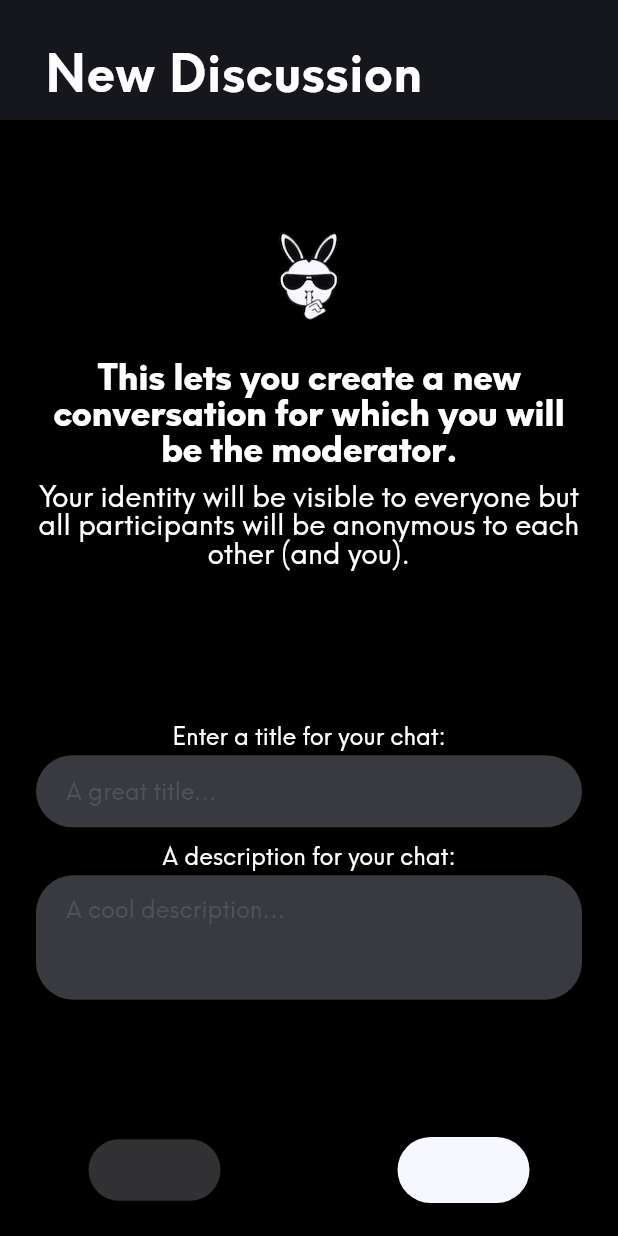
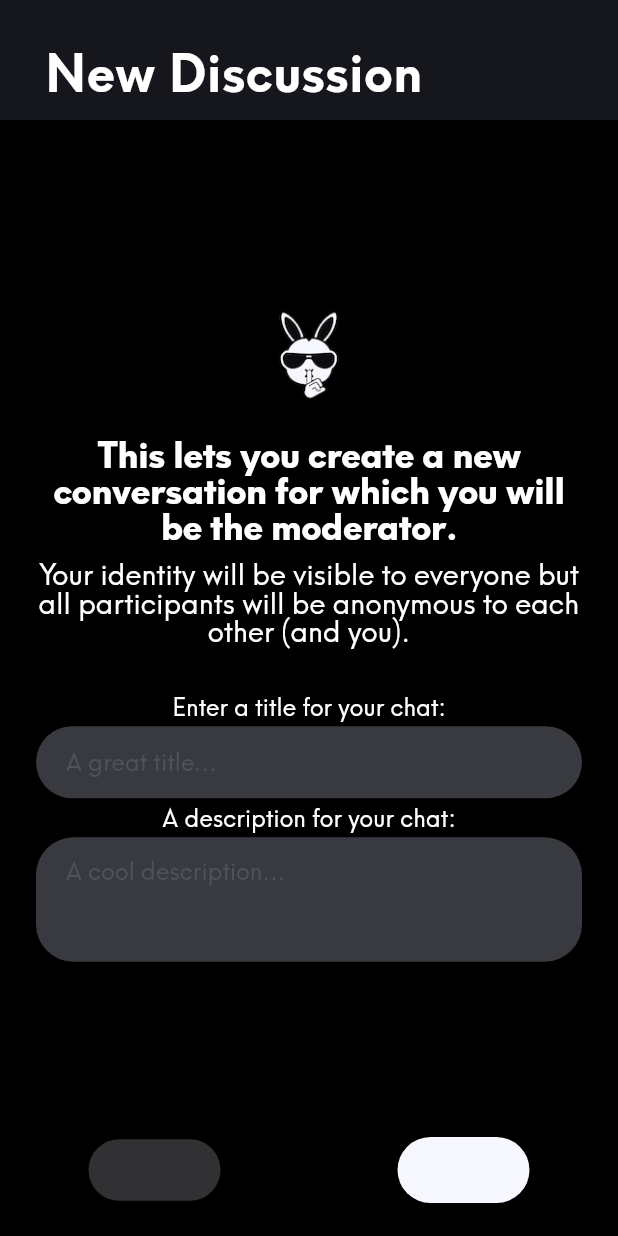
Before and after one commit to nedrocks/delphis_app, a Flutter app: the TitleDescriptionPage screen opened directly with empty values, on a phone screen of 412 x 824 dp. Run offline on Flutter 3.47's test engine with Material 2 defaults, Android fonts, the phone set to English and light mode, and no system bars; our stand-ins replace bloc, equatable, file_picker, flutter_bloc, flutter_cache_manager, flutter_secure_storage and 11 more; missing offline and left inert: apple_sign_in, back_button_interceptor, flutter_segment, video_thumbnail; accounts and stored records are empty; generated files the repository leaves out were written again; statements that could not run were skipped.

Commit message:
Minor layout adjustments

```diff
--- a/lib/screens/upsert_discussion/pages/base_page_widget.dart
+++ b/lib/screens/upsert_discussion/pages/base_page_widget.dart
@@ -1,6 +1,5 @@
 import 'package:delphis_app/design/colors.dart';
 import 'package:delphis_app/design/sizes.dart';
-import 'package:delphis_app/design/text_theme.dart';
 import 'package:delphis_app/screens/home_page/home_page_topbar.dart';
 import 'package:flutter/material.dart';
 import 'package:intl/intl.dart';
--- a/lib/screens/upsert_discussion/pages/title_description_page.dart
+++ b/lib/screens/upsert_discussion/pages/title_description_page.dart
@@ -55,6 +55,7 @@ class _TitleDescriptionPageState extends State<TitleDescriptionPage> {
   Widget build(BuildContext context) {
     final height = MediaQuery.of(context).size.height;
     return Scaffold(
+      resizeToAvoidBottomInset: true,
       body: SingleChildScrollView(
         child: Container(
           color: Colors.black,
@@ -71,10 +72,6 @@ class _TitleDescriptionPageState extends State<TitleDescriptionPage> {
             contents: Expanded(
               child: Container(
                 margin: EdgeInsets.all(SpacingValues.extraLarge),
-                child: Column(
-                  children: <Widget>[
-                    Expanded(
-                      child: Center(
                 child: Column(
                   mainAxisAlignment: MainAxisAlignment.center,
                   children: <Widget>[
@@ -104,22 +101,17 @@ class _TitleDescriptionPageState extends State<TitleDescriptionPage> {
                       style: TextThemes.onboardBody,
                       textAlign: TextAlign.center,
                     ),
-                          ],
+                    SizedBox(
+                      height: SpacingValues.mediumLarge,
                     ),
-                      ),
-                    ),
-                    Expanded(
-                      child: Column(
-                        mainAxisAlignment: MainAxisAlignment.center,
-                        children: <Widget>[
                     AnimatedSizeContainer(
                       builder: (context) {
                         if (error != null) {
                           return Column(
                             children: [
                               Container(
-                                      margin: EdgeInsets.only(
-                                          top: SpacingValues.medium),
+                                margin:
+                                    EdgeInsets.only(top: SpacingValues.medium),
                                 child: Text(
                                   error.toString(),
                                   textAlign: TextAlign.center,
@@ -136,6 +128,9 @@ class _TitleDescriptionPageState extends State<TitleDescriptionPage> {
                         return Container();
                       },
                     ),
+                    SizedBox(
+                      height: SpacingValues.mediumLarge,
+                    ),
                     Text(Intl.message('Enter a title for your chat:')),
                     SizedBox(
                       height: SpacingValues.extraSmall,
@@ -146,7 +141,7 @@ class _TitleDescriptionPageState extends State<TitleDescriptionPage> {
                       autofocus: false,
                     ),
                     SizedBox(
-                            height: SpacingValues.medium,
+                      height: SpacingValues.small,
                     ),
                     Text(Intl.message('A description for your chat:')),
                     SizedBox(
@@ -157,9 +152,6 @@ class _TitleDescriptionPageState extends State<TitleDescriptionPage> {
                       hint: Intl.message("A cool description..."),
                       autofocus: false,
                       maxLines: 3,
-                          ),
-                        ],
-                      ),
                     ),
                   ],
                 ),
```
Also changed, not shown: lib/screens/upsert_discussion/pages/twitter_auth_page.dart (+4 -16 lines). Lines whose indentation alone changed are shown as unchanged.
